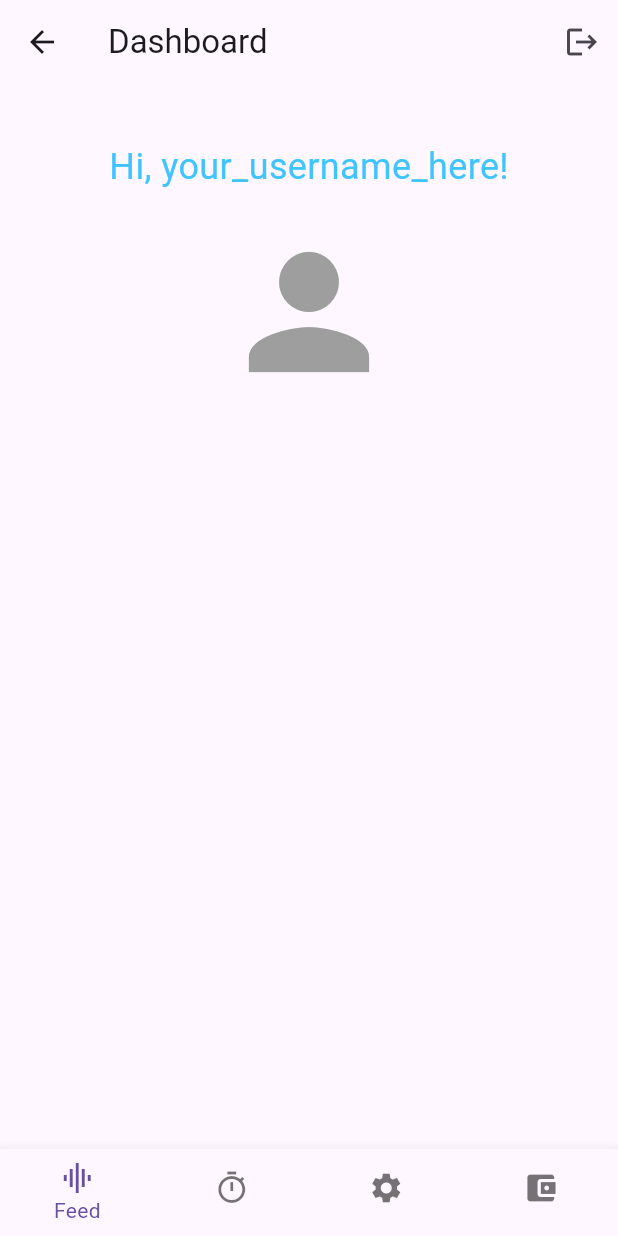
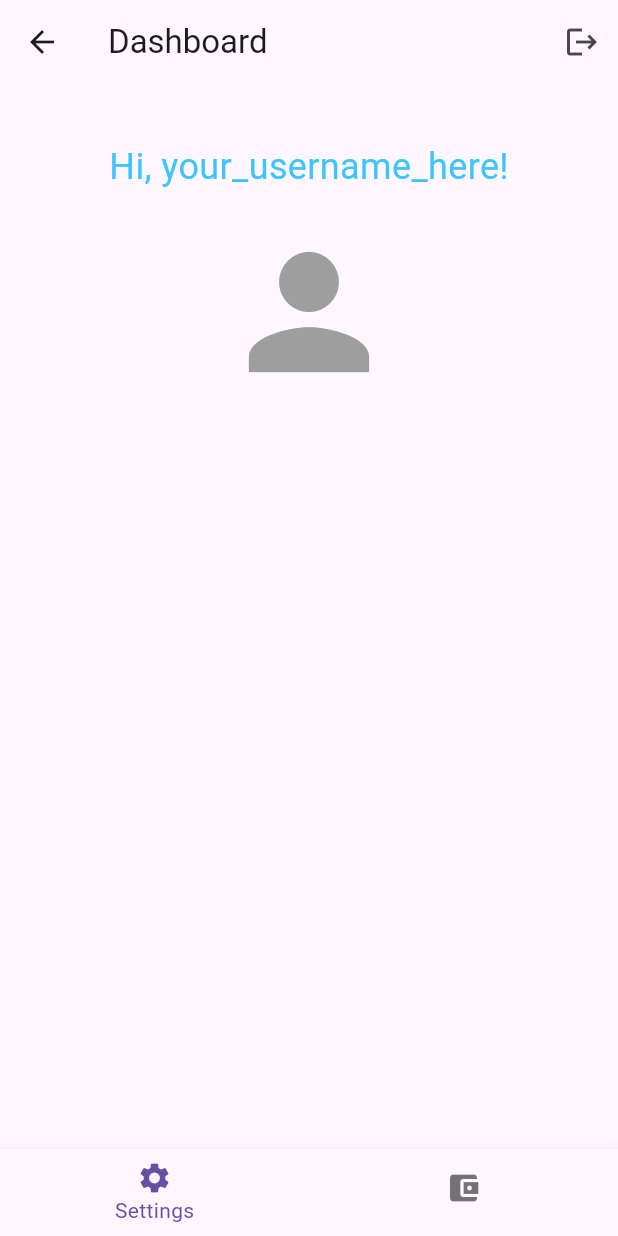
Before and after one commit to ioak-dev/fortuna-mobile, a Flutter app: the HomePage screen opened by its route, on a phone screen of 412 x 824 dp. Run offline on Flutter 3.47's test engine with Material 2 defaults, Android fonts, the phone set to English and light mode, and no system bars; our stand-ins replace animated_text_kit, bloc, equatable, flutter_bloc, flutter_colorpicker, flutter_spinkit and 6 more; missing offline and left inert: dart:ffi; accounts and stored records are empty.

Commit message:
Feed and Timer removed

```diff
--- a/lib/home/home_page.dart
+++ b/lib/home/home_page.dart
@@ -115,18 +115,18 @@ class _HomePageState extends State<HomePage> {
         showSelectedLabels: true,
         showUnselectedLabels: false,
         items: const [
-          BottomNavigationBarItem(
-            icon: Icon(Icons.graphic_eq),
-            label: 'Feed',
-          ),
+          // BottomNavigationBarItem(
+          //   icon: Icon(Icons.graphic_eq),
+          //   label: 'Feed',
+          // ),
           // BottomNavigationBarItem(
           //   icon: Icon(Icons.list),
           //   label: 'Preset list',
           // ),
-          BottomNavigationBarItem(
-            icon: Icon(Icons.timer_outlined),
-            label: 'Timer',
-          ),
+          // BottomNavigationBarItem(
+          //   icon: Icon(Icons.timer_outlined),
+          //   label: 'Timer',
+          // ),
 
           BottomNavigationBarItem(
             icon: Icon(Icons.settings),
```
